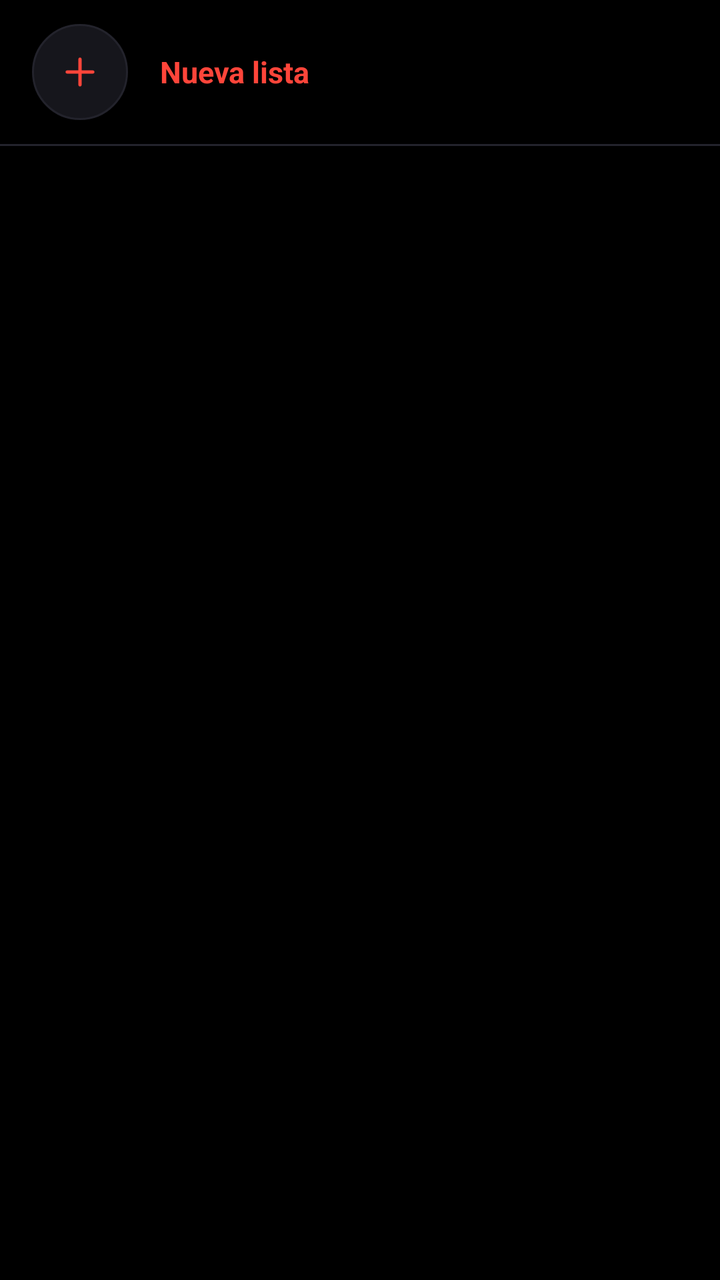
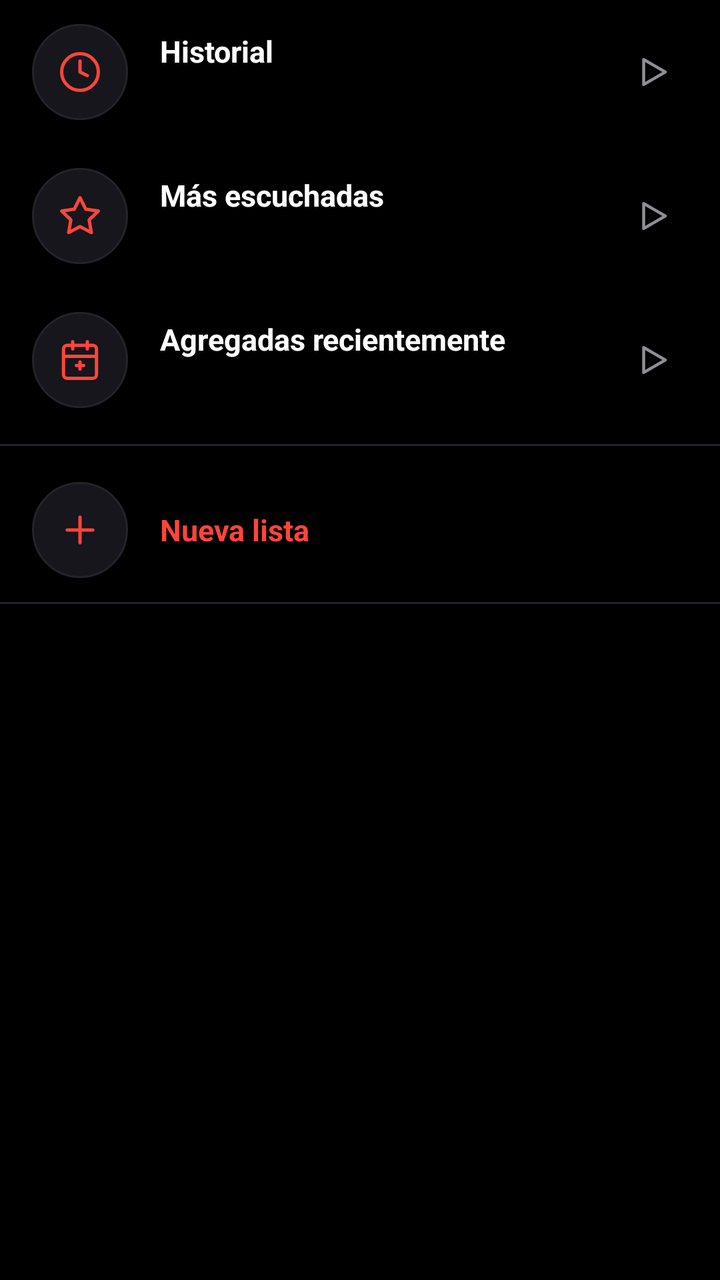

Screens rendered from an Android XML layout before and after an edit, with the pre-edit source and the edit as a unified diff.
<!-- AndroidManifest.xml: application theme Theme.RafaPlay -->
<!-- res/layout/fragment_playlists.xml -->
<?xml version="1.0" encoding="utf-8"?>
<FrameLayout xmlns:android="http://schemas.android.com/apk/res/android"
    xmlns:app="http://schemas.android.com/apk/res-auto"
    android:layout_width="match_parent"
    android:layout_height="match_parent"
    android:background="@color/bg_dark">

    <LinearLayout
        android:layout_width="match_parent"
        android:layout_height="match_parent"
        android:orientation="vertical">

        
        <LinearLayout
            android:id="@+id/btnCreatePlaylist"
            android:layout_width="match_parent"
            android:layout_height="wrap_content"
            android:background="?attr/selectableItemBackground"
            android:clickable="true"
            android:focusable="true"
            android:gravity="center_vertical"
            android:orientation="horizontal"
            android:paddingStart="16dp"
            android:paddingTop="12dp"
            android:paddingEnd="16dp"
            android:paddingBottom="12dp">

            <FrameLayout
                android:layout_width="48dp"
                android:layout_height="48dp"
                android:background="@drawable/shape_search_bg">

                <ImageView
                    android:layout_width="22dp"
                    android:layout_height="22dp"
                    android:layout_gravity="center"
                    android:src="@drawable/ic_plus_minimal"
                    android:tint="@color/accent_mars" />
            </FrameLayout>

            <TextView
                android:layout_width="wrap_content"
                android:layout_height="wrap_content"
                android:layout_marginStart="16dp"
                android:text="@string/create_playlist"
                android:textColor="@color/accent_mars"
                android:textSize="15sp"
                android:textStyle="bold" />
        </LinearLayout>

        <View
            android:layout_width="match_parent"
            android:layout_height="1dp"
            android:background="@color/surface_card_border" />

        <androidx.recyclerview.widget.RecyclerView
            android:id="@+id/rvPlaylists"
            android:layout_width="match_parent"
            android:layout_height="match_parent"
            android:clipToPadding="false"
            android:paddingTop="8dp"
            android:paddingBottom="100dp" />

    </LinearLayout>

    <TextView
        android:id="@+id/tvEmptyPlaylists"
        android:layout_width="wrap_content"
        android:layout_height="wrap_content"
        android:layout_gravity="center"
        android:text="@string/empty_playlists"
        android:textColor="@color/text_secondary"
        android:textSize="14sp"
        android:visibility="gone" />

</FrameLayout>
<!-- resources referenced by this layout -->
<resources>
  <color name="accent_mars">#FF453A</color>
  <color name="bg_dark">#000000</color>
  <color name="surface_card_border">#23232C</color>
  <color name="text_secondary">#8E8E93</color>
  <!-- drawable ic_plus_minimal (drawable) -->
  <vector xmlns:android="http://schemas.android.com/apk/res/android"
      android:width="24dp"
      android:height="24dp"
      android:viewportWidth="24"
      android:viewportHeight="24">
      <path
          android:strokeColor="#FFFFFF"
          android:strokeWidth="1.8"
          android:strokeLineCap="round"
          android:pathData="M 12,5 L 12,19 M 5,12 L 19,12" />
  </vector>
  <!-- drawable shape_search_bg (drawable) -->
  <?xml version="1.0" encoding="utf-8"?>
  <shape xmlns:android="http://schemas.android.com/apk/res/android"
      android:shape="rectangle">
      <solid android:color="@color/surface_card" />
      <stroke
          android:width="1dp"
          android:color="@color/surface_card_border" />
      <corners android:radius="24dp" />
  </shape>
  <string name="create_playlist">Nueva lista</string>
  <string name="empty_playlists">No hay listas creadas</string>
  <color name="surface_card">#16161C</color>
  <color name="surface_dark">#0B0B0E</color>
  <color name="text_primary">#FFFFFF</color>
  <!-- unchanged entries left out for length: 1 -->
</resources>

<!-- the commit's change to res/layout/fragment_playlists.xml (unified diff, before → after) -->
@@ -1,16 +1,220 @@
 <?xml version="1.0" encoding="utf-8"?>
-<FrameLayout xmlns:android="http://schemas.android.com/apk/res/android"
+<androidx.core.widget.NestedScrollView xmlns:android="http://schemas.android.com/apk/res/android"
     xmlns:app="http://schemas.android.com/apk/res-auto"
     android:layout_width="match_parent"
     android:layout_height="match_parent"
-    android:background="@color/bg_dark">
+    android:background="@color/bg_dark"
+    android:clipToPadding="false"
+    android:fillViewport="true"
+    android:paddingBottom="100dp">
 
     <LinearLayout
         android:layout_width="match_parent"
-        android:layout_height="match_parent"
+        android:layout_height="wrap_content"
         android:orientation="vertical">
 
         
+
+        
+        <LinearLayout
+            android:id="@+id/itemHistory"
+            android:layout_width="match_parent"
+            android:layout_height="wrap_content"
+            android:background="?attr/selectableItemBackground"
+            android:clickable="true"
+            android:focusable="true"
+            android:gravity="center_vertical"
+            android:orientation="horizontal"
+            android:paddingStart="16dp"
+            android:paddingTop="12dp"
+            android:paddingEnd="16dp"
+            android:paddingBottom="12dp">
+
+            <FrameLayout
+                android:layout_width="48dp"
+                android:layout_height="48dp"
+                android:background="@drawable/shape_search_bg">
+
+                <ImageView
+                    android:layout_width="22dp"
+                    android:layout_height="22dp"
+                    android:layout_gravity="center"
+                    android:src="@drawable/ic_history_minimal"
+                    app:tint="@color/accent_mars" />
+            </FrameLayout>
+
+            <LinearLayout
+                android:layout_width="0dp"
+                android:layout_height="wrap_content"
+                android:layout_marginStart="16dp"
+                android:layout_weight="1"
+                android:orientation="vertical">
+
+                <TextView
+                    android:layout_width="wrap_content"
+                    android:layout_height="wrap_content"
+                    android:ellipsize="end"
+                    android:maxLines="1"
+                    android:text="@string/section_history"
+                    android:textColor="@color/text_primary"
+                    android:textSize="15sp"
+                    android:textStyle="bold" />
+
+                <TextView
+                    android:id="@+id/tvHistoryCount"
+                    android:layout_width="wrap_content"
+                    android:layout_height="wrap_content"
+                    android:layout_marginTop="3dp"
+                    android:textColor="@color/text_secondary"
+                    android:textSize="13sp" />
+            </LinearLayout>
+
+            <ImageView
+                android:id="@+id/btnPlayHistory"
+                android:layout_width="36dp"
+                android:layout_height="36dp"
+                android:background="?attr/selectableItemBackgroundBorderless"
+                android:padding="8dp"
+                android:src="@drawable/ic_play_minimal"
+                app:tint="@color/text_secondary" />
+        </LinearLayout>
+
+        
+        <LinearLayout
+            android:id="@+id/itemTop"
+            android:layout_width="match_parent"
+            android:layout_height="wrap_content"
+            android:background="?attr/selectableItemBackground"
+            android:clickable="true"
+            android:focusable="true"
+            android:gravity="center_vertical"
+            android:orientation="horizontal"
+            android:paddingStart="16dp"
+            android:paddingTop="12dp"
+            android:paddingEnd="16dp"
+            android:paddingBottom="12dp">
+
+            <FrameLayout
+                android:layout_width="48dp"
+                android:layout_height="48dp"
+                android:background="@drawable/shape_search_bg">
+
+                <ImageView
+                    android:layout_width="22dp"
+                    android:layout_height="22dp"
+                    android:layout_gravity="center"
+                    android:src="@drawable/ic_top_minimal"
+                    app:tint="@color/accent_mars" />
+            </FrameLayout>
+
+            <LinearLayout
+                android:layout_width="0dp"
+                android:layout_height="wrap_content"
+                android:layout_marginStart="16dp"
+                android:layout_weight="1"
+                android:orientation="vertical">
+
+                <TextView
+                    android:layout_width="wrap_content"
+                    android:layout_height="wrap_content"
+                    android:ellipsize="end"
+                    android:maxLines="1"
+                    android:text="@string/section_top"
+                    android:textColor="@color/text_primary"
+                    android:textSize="15sp"
+                    android:textStyle="bold" />
+
+                <TextView
+                    android:id="@+id/tvTopCount"
+                    android:layout_width="wrap_content"
+                    android:layout_height="wrap_content"
+                    android:layout_marginTop="3dp"
+                    android:textColor="@color/text_secondary"
+                    android:textSize="13sp" />
+            </LinearLayout>
+
+            <ImageView
+                android:id="@+id/btnPlayTop"
+                android:layout_width="36dp"
+                android:layout_height="36dp"
+                android:background="?attr/selectableItemBackgroundBorderless"
+                android:padding="8dp"
+                android:src="@drawable/ic_play_minimal"
+                app:tint="@color/text_secondary" />
+        </LinearLayout>
+
+        
+        <LinearLayout
+            android:id="@+id/itemRecent"
+            android:layout_width="match_parent"
+            android:layout_height="wrap_content"
+            android:background="?attr/selectableItemBackground"
+            android:clickable="true"
+            android:focusable="true"
+            android:gravity="center_vertical"
+            android:orientation="horizontal"
+            android:paddingStart="16dp"
+            android:paddingTop="12dp"
+            android:paddingEnd="16dp"
+            android:paddingBottom="12dp">
+
+            <FrameLayout
+                android:layout_width="48dp"
+                android:layout_height="48dp"
+                android:background="@drawable/shape_search_bg">
+
+                <ImageView
+                    android:layout_width="22dp"
+                    android:layout_height="22dp"
+                    android:layout_gravity="center"
+                    android:src="@drawable/ic_recent_minimal"
+                    app:tint="@color/accent_mars" />
+            </FrameLayout>
+
+            <LinearLayout
+                android:layout_width="0dp"
+                android:layout_height="wrap_content"
+                android:layout_marginStart="16dp"
+                android:layout_weight="1"
+                android:orientation="vertical">
+
+                <TextView
+                    android:layout_width="wrap_content"
+                    android:layout_height="wrap_content"
+                    android:ellipsize="end"
+                    android:maxLines="1"
+                    android:text="@string/section_recent"
+                    android:textColor="@color/text_primary"
+                    android:textSize="15sp"
+                    android:textStyle="bold" />
+
+                <TextView
+                    android:id="@+id/tvRecentCount"
+                    android:layout_width="wrap_content"
+                    android:layout_height="wrap_content"
+                    android:layout_marginTop="3dp"
+                    android:textColor="@color/text_secondary"
+                    android:textSize="13sp" />
+            </LinearLayout>
+
+            <ImageView
+                android:id="@+id/btnPlayRecent"
+                android:layout_width="36dp"
+                android:layout_height="36dp"
+                android:background="?attr/selectableItemBackgroundBorderless"
+                android:padding="8dp"
+                android:src="@drawable/ic_play_minimal"
+                app:tint="@color/text_secondary" />
+        </LinearLayout>
+
+        <View
+            android:layout_width="match_parent"
+            android:layout_height="1dp"
+            android:layout_marginTop="6dp"
+            android:layout_marginBottom="6dp"
+            android:background="@color/surface_card_border" />
+
+        
         <LinearLayout
             android:id="@+id/btnCreatePlaylist"
             android:layout_width="match_parent"
@@ -35,7 +239,7 @@
                     android:layout_height="22dp"
                     android:layout_gravity="center"
                     android:src="@drawable/ic_plus_minimal"
-                    android:tint="@color/accent_mars" />
+                    app:tint="@color/accent_mars" />
             </FrameLayout>
 
             <TextView
@@ -51,26 +255,27 @@
         <View
             android:layout_width="match_parent"
             android:layout_height="1dp"
+            android:layout_marginBottom="6dp"
             android:background="@color/surface_card_border" />
 
+        
         <androidx.recyclerview.widget.RecyclerView
             android:id="@+id/rvPlaylists"
             android:layout_width="match_parent"
-            android:layout_height="match_parent"
-            android:clipToPadding="false"
-            android:paddingTop="8dp"
-            android:paddingBottom="100dp" />
+            android:layout_height="wrap_content"
+            android:nestedScrollingEnabled="false" />
+
+        <TextView
+            android:id="@+id/tvEmptyPlaylists"
+            android:layout_width="wrap_content"
+            android:layout_height="wrap_content"
+            android:layout_gravity="center"
+            android:layout_marginTop="24dp"
+            android:text="@string/empty_playlists"
+            android:textColor="@color/text_secondary"
+            android:textSize="14sp"
+            android:visibility="gone" />
 
     </LinearLayout>
 
-    <TextView
-        android:id="@+id/tvEmptyPlaylists"
-        android:layout_width="wrap_content"
-        android:layout_height="wrap_content"
-        android:layout_gravity="center"
-        android:text="@string/empty_playlists"
-        android:textColor="@color/text_secondary"
-        android:textSize="14sp"
-        android:visibility="gone" />
-
-</FrameLayout>
+</androidx.core.widget.NestedScrollView>
<!-- resource entries referenced after the edit -->
@@ -4,6 +4,39 @@
   <color name="bg_dark">#000000</color>
   <color name="surface_card_border">#23232C</color>
   <color name="text_secondary">#8E8E93</color>
+  <!-- drawable ic_history_minimal (drawable) -->
+  <vector xmlns:android="http://schemas.android.com/apk/res/android"
+      android:width="24dp"
+      android:height="24dp"
+      android:viewportWidth="24"
+      android:viewportHeight="24">
+      <path
+          android:pathData="M12,2A10,10 0,1 0,22 12,10 10,0 0,0 12,2Z"
+          android:strokeColor="#FFFFFF"
+          android:strokeWidth="1.8"
+          android:strokeLineCap="round"
+          android:strokeLineJoin="round" />
+      <path
+          android:pathData="M12,6V12L16,14"
+          android:strokeColor="#FFFFFF"
+          android:strokeWidth="1.8"
+          android:strokeLineCap="round"
+          android:strokeLineJoin="round" />
+  </vector>
+  <!-- drawable ic_play_minimal (drawable) -->
+  <vector xmlns:android="http://schemas.android.com/apk/res/android"
+      android:width="24dp"
+      android:height="24dp"
+      android:viewportWidth="24"
+      android:viewportHeight="24">
+      <path
+          android:strokeColor="#FFFFFF"
+          android:strokeWidth="1.8"
+          android:strokeLineJoin="round"
+          android:strokeLineCap="round"
+          android:fillColor="#00000000"
+          android:pathData="M 7,4.5 L 20,12 L 7,19.5 Z" />
+  </vector>
   <!-- drawable ic_plus_minimal (drawable) -->
   <vector xmlns:android="http://schemas.android.com/apk/res/android"
       android:width="24dp"
@@ -15,6 +48,42 @@
           android:strokeWidth="1.8"
           android:strokeLineCap="round"
           android:pathData="M 12,5 L 12,19 M 5,12 L 19,12" />
+  </vector>
+  <!-- drawable ic_recent_minimal (drawable) -->
+  <vector xmlns:android="http://schemas.android.com/apk/res/android"
+      android:width="24dp"
+      android:height="24dp"
+      android:viewportWidth="24"
+      android:viewportHeight="24">
+      <path
+          android:pathData="M19,4H5C3.89,4 3,4.89 3,6V20C3,21.11 3.89,22 5,22H19C20.11,22 21,21.11 21,20V6C21,4.89 20.11,4 19,4Z"
+          android:strokeColor="#FFFFFF"
+          android:strokeWidth="1.8"
+          android:strokeLineCap="round"
+          android:strokeLineJoin="round" />
+      <path
+          android:pathData="M16,2V6M8,2V6M3,10H21"
+          android:strokeColor="#FFFFFF"
+          android:strokeWidth="1.8"
+          android:strokeLineCap="round" />
+      <path
+          android:pathData="M12,13V17M10,15H14"
+          android:strokeColor="#FFFFFF"
+          android:strokeWidth="1.8"
+          android:strokeLineCap="round" />
+  </vector>
+  <!-- drawable ic_top_minimal (drawable) -->
+  <vector xmlns:android="http://schemas.android.com/apk/res/android"
+      android:width="24dp"
+      android:height="24dp"
+      android:viewportWidth="24"
+      android:viewportHeight="24">
+      <path
+          android:pathData="M12,2L15.09,8.26L22,9.27L17,14.14L18.18,21.02L12,17.77L5.82,21.02L7,14.14L2,9.27L8.91,8.26L12,2Z"
+          android:strokeColor="#FFFFFF"
+          android:strokeWidth="1.8"
+          android:strokeLineCap="round"
+          android:strokeLineJoin="round" />
   </vector>
   <!-- drawable shape_search_bg (drawable) -->
   <?xml version="1.0" encoding="utf-8"?>
@@ -28,6 +97,9 @@
   </shape>
   <string name="create_playlist">Nueva lista</string>
   <string name="empty_playlists">No hay listas creadas</string>
+  <string name="section_history">Historial</string>
+  <string name="section_recent">Agregadas recientemente</string>
+  <string name="section_top">Más escuchadas</string>
   <color name="surface_card">#16161C</color>
   <color name="surface_dark">#0B0B0E</color>
   <color name="text_primary">#FFFFFF</color>
